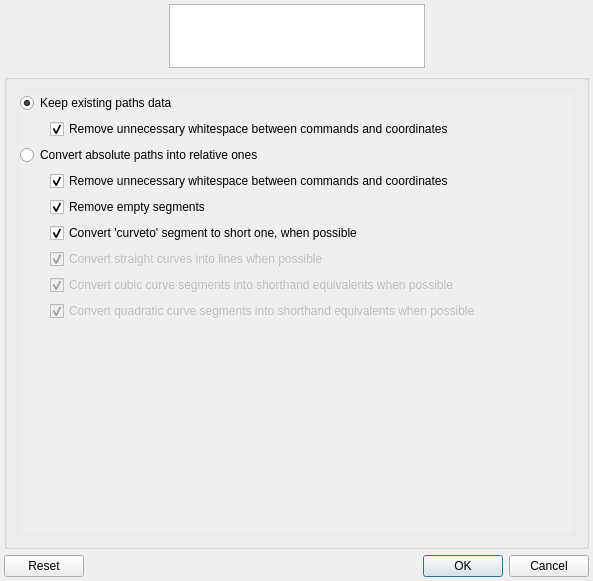
The window that src/gui/wizarddialog.ui (RazrFalcon/svgcleaner) describes before a commit, drawn with Qt 5.
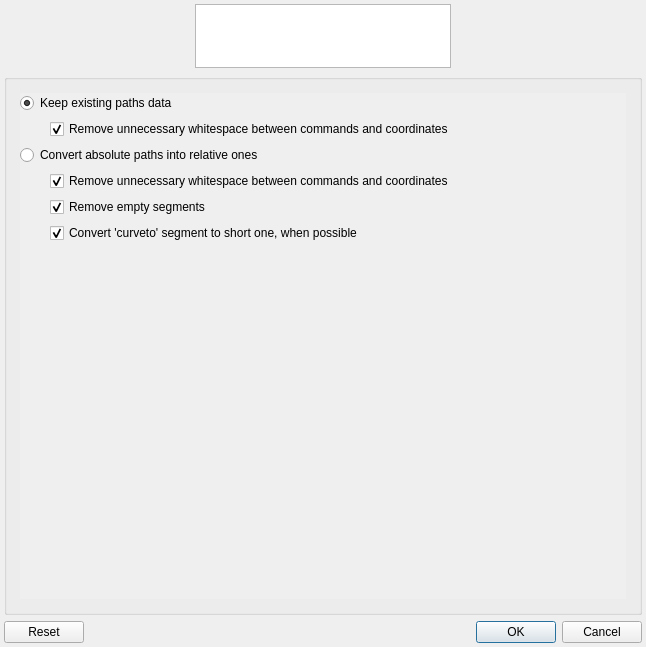
The same window after the commit. The open tabs and pages were chosen to show the change. Custom widgets are drawn as their Qt base class.

```diff
--- a/src/gui/wizarddialog.ui
+++ b/src/gui/wizarddialog.ui
@@ -6,8 +6,8 @@
    <rect>
     <x>0</x>
     <y>0</y>
-    <width>593</width>
-    <height>581</height>
+    <width>646</width>
+    <height>647</height>
    </rect>
   </property>
   <property name="minimumSize">
@@ -1405,8 +1405,8 @@
               <rect>
                <x>0</x>
                <y>0</y>
-               <width>597</width>
-               <height>439</height>
+               <width>616</width>
+               <height>519</height>
               </rect>
              </property>
              <layout class="QVBoxLayout" name="verticalLayout_12">
@@ -1551,54 +1551,6 @@
                    </property>
                   </widget>
                  </item>
-                 <item>
-                  <widget class="QCheckBox" name="chBoxConvCToL">
-                   <property name="enabled">
-                    <bool>false</bool>
-                   </property>
-                   <property name="accessibleName">
-                    <string notr="true">convert-curves-lines</string>
-                   </property>
-                   <property name="text">
-                    <string>Convert straight curves into lines when possible</string>
-                   </property>
-                   <property name="checked">
-                    <bool>true</bool>
-                   </property>
-                  </widget>
-                 </item>
-                 <item>
-                  <widget class="QCheckBox" name="chBoxConvCToS">
-                   <property name="enabled">
-                    <bool>false</bool>
-                   </property>
-                   <property name="accessibleName">
-                    <string notr="true">convert-curves-cs</string>
-                   </property>
-                   <property name="text">
-                    <string>Convert cubic curve segments into shorthand equivalents when possible</string>
-                   </property>
-                   <property name="checked">
-                    <bool>true</bool>
-                   </property>
-                  </widget>
-                 </item>
-                 <item>
-                  <widget class="QCheckBox" name="chBoxConvQToT">
-                   <property name="enabled">
-                    <bool>false</bool>
-                   </property>
-                   <property name="accessibleName">
-                    <string notr="true">convert-curves-qt</string>
-                   </property>
-                   <property name="text">
-                    <string>Convert quadratic curve segments into shorthand equivalents when possible</string>
-                   </property>
-                   <property name="checked">
-                    <bool>true</bool>
-                   </property>
-                  </widget>
-                 </item>
                 </layout>
                </widget>
               </item>
```
Left out of the diff: 74 changed lines with no effect on the pictures.
